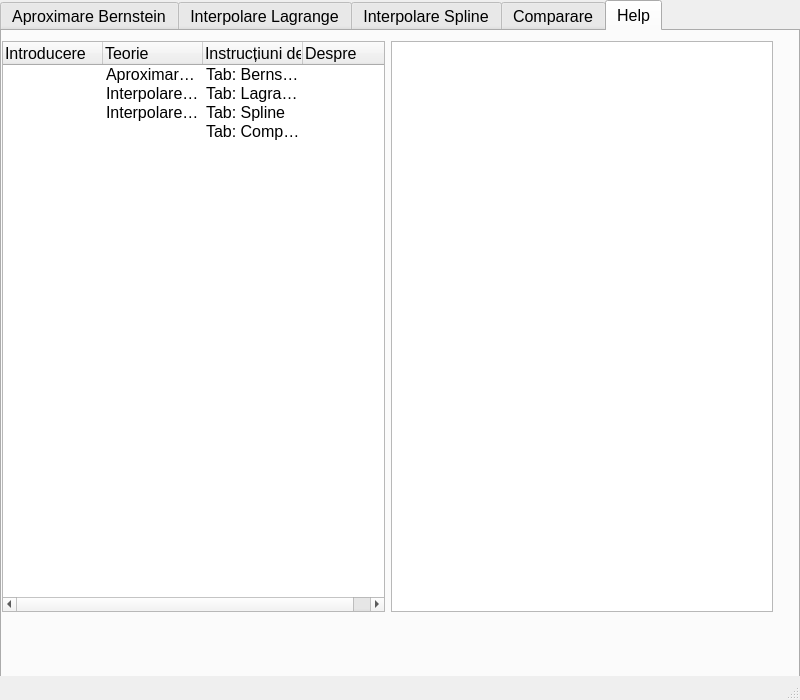
Qt form UI_MODEL_01.ui (Vlad-Aureliu-Moraru/PROIECT-PY) before a commit.
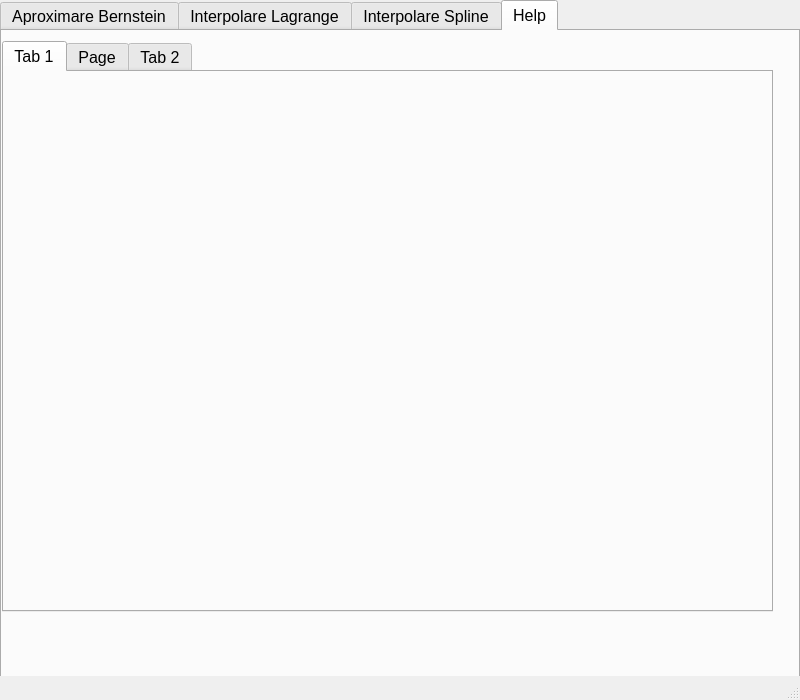
The same form after that commit. The open tabs and pages were chosen to show the change.

Diff of the .ui file:
```diff
--- a/UI_MODEL_01.ui
+++ b/UI_MODEL_01.ui
@@ -13,6 +13,7 @@
   <property name="font">
    <font>
     <pointsize>12</pointsize>
+    <weight>50</weight>
     <bold>false</bold>
    </font>
   </property>
@@ -908,76 +909,6 @@
       </layout>
      </widget>
     </widget>
-    <widget class="QWidget" name="tab_4">
-     <attribute name="title">
-      <string>Comparare</string>
-     </attribute>
-     <widget class="QWidget" name="verticalLayoutWidget_12">
-      <property name="geometry">
-       <rect>
-        <x>20</x>
-        <y>420</y>
-        <width>581</width>
-        <height>151</height>
-       </rect>
-      </property>
-      <layout class="QVBoxLayout" name="verticalLayout_4">
-       <item>
-        <layout class="QHBoxLayout" name="horizontalLayout_4">
-         <item>
-          <widget class="QTableWidget" name="tableWidget_3">
-           <row>
-            <property name="text">
-             <string>Variabile</string>
-            </property>
-           </row>
-           <row>
-            <property name="text">
-             <string>Bernstein</string>
-            </property>
-           </row>
-           <row>
-            <property name="text">
-             <string>Spline</string>
-            </property>
-           </row>
-           <column>
-            <property name="text">
-             <string>Metoda</string>
-            </property>
-           </column>
-           <column>
-            <property name="text">
-             <string>Eroarea Maxima</string>
-            </property>
-           </column>
-           <column>
-            <property name="text">
-             <string>Timp Execuție</string>
-            </property>
-           </column>
-          </widget>
-         </item>
-        </layout>
-       </item>
-      </layout>
-     </widget>
-     <widget class="QWidget" name="gridLayoutWidget_5">
-      <property name="geometry">
-       <rect>
-        <x>380</x>
-        <y>10</y>
-        <width>411</width>
-        <height>391</height>
-       </rect>
-      </property>
-      <layout class="QGridLayout" name="gridLayout_4">
-       <item row="0" column="0">
-        <widget class="QWidget" name="IL_WIG_GRAF_2" native="true"/>
-       </item>
-      </layout>
-     </widget>
-    </widget>
     <widget class="QWidget" name="tab_5">
      <attribute name="title">
       <string>Help</string>
@@ -993,82 +924,27 @@
       </property>
       <layout class="QGridLayout" name="gridLayout_5">
        <item row="0" column="0">
-        <widget class="QTreeWidget" name="treeWidget">
-         <column>
-          <property name="text">
-           <string>Introducere</string>
-          </property>
-         </column>
-         <column>
-          <property name="text">
-           <string>Teorie</string>
-          </property>
-         </column>
-         <column>
-          <property name="text">
-           <string>Instrucțiuni de Utilizare </string>
-          </property>
-         </column>
-         <column>
-          <property name="text">
-           <string>Despre</string>
-          </property>
-         </column>
-         <item>
-          <property name="text">
-           <string/>
-          </property>
-          <property name="text">
-           <string>Aproximare Bernstein</string>
-          </property>
-          <property name="text">
-           <string>Tab: Bernstein</string>
-          </property>
-          <property name="text">
-           <string/>
-          </property>
-         </item>
-         <item>
-          <property name="text">
-           <string/>
-          </property>
-          <property name="text">
-           <string>Interpolare Lagrange</string>
-          </property>
-          <property name="text">
-           <string>Tab: Lagrange</string>
-          </property>
-          <property name="text">
-           <string/>
-          </property>
-         </item>
-         <item>
-          <property name="text">
-           <string/>
-          </property>
-          <property name="text">
-           <string>Interpolare Spline</string>
-          </property>
-          <property name="text">
-           <string>Tab: Spline</string>
-          </property>
-         </item>
-         <item>
-          <property name="text">
-           <string/>
-          </property>
-          <property name="text">
-           <string/>
-          </property>
-          <property name="text">
-           <string>Tab: Comparare </string>
-          </property>
-         </item>
+        <widget class="QTabWidget" name="tabWidget_2">
+         <property name="currentIndex">
+          <number>0</number>
+         </property>
+         <widget class="QWidget" name="tab_4">
+          <attribute name="title">
+           <string>Tab 1</string>
+          </attribute>
+         </widget>
+         <widget class="QWidget" name="tab_7">
+          <attribute name="title">
+           <string>Page</string>
+          </attribute>
+         </widget>
+         <widget class="QWidget" name="tab_6">
+          <attribute name="title">
+           <string>Tab 2</string>
+          </attribute>
+         </widget>
         </widget>
        </item>
-       <item row="0" column="1">
-        <widget class="QTextBrowser" name="textBrowser"/>
-       </item>
       </layout>
      </widget>
     </widget>
```
Left out of the diff: 243 changed lines with no effect on the pictures.
